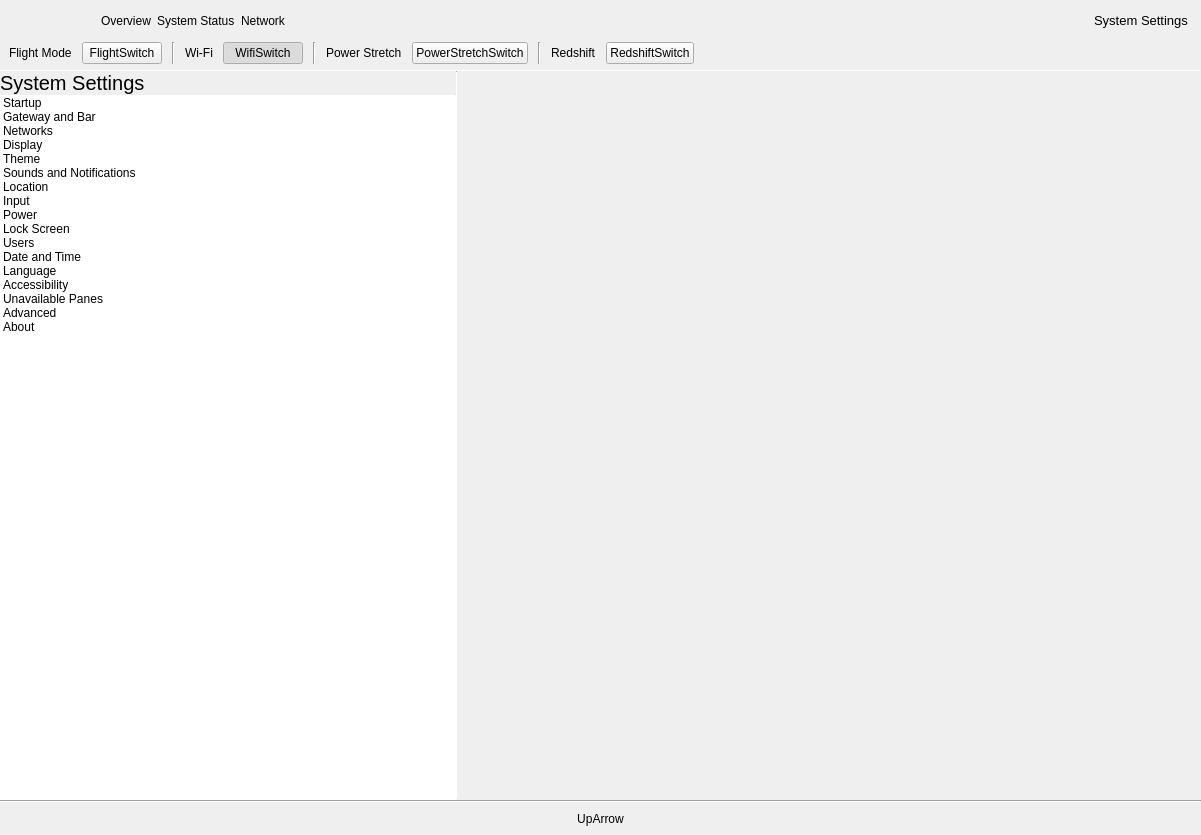
First picture: the form in shell/infopanedropdown.ui, repository vicr123/theshell, before the edit.
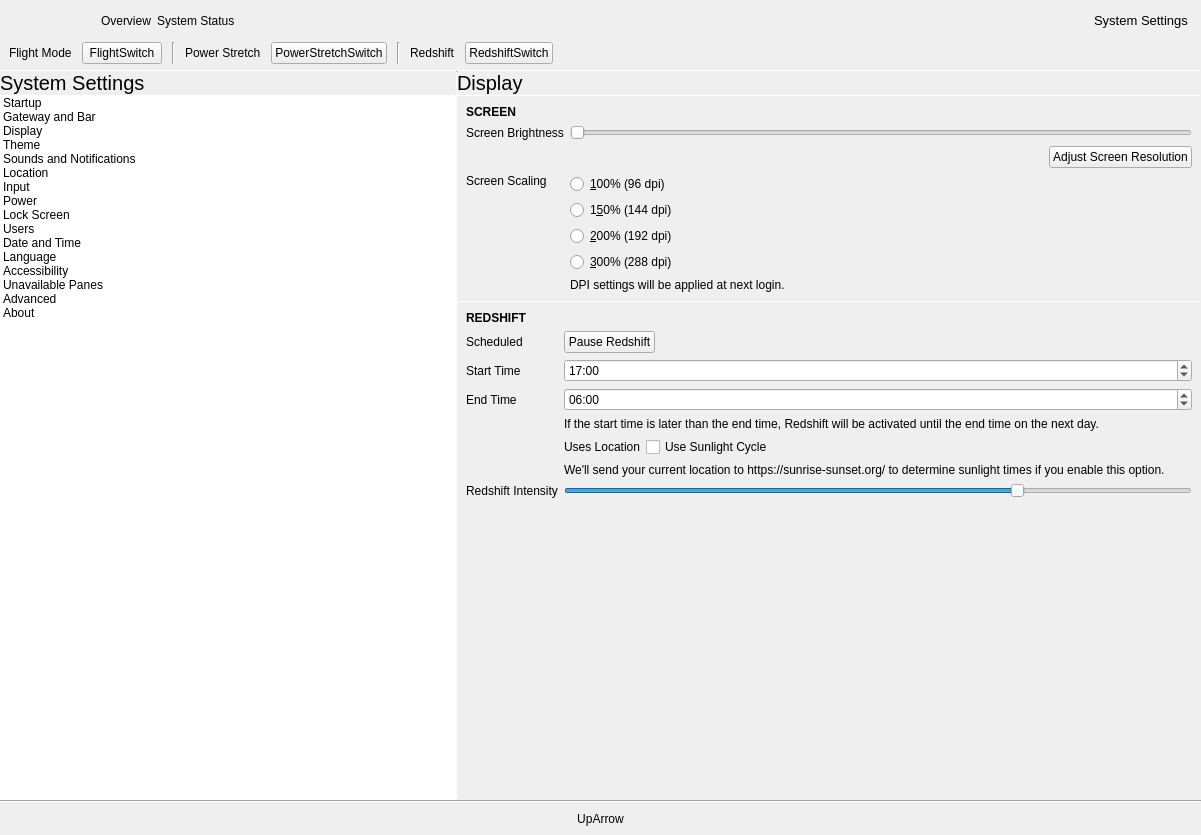
Second picture: the form after the edit. The open tabs and pages were chosen to show the change. Icons and pictures are not drawn. Custom widgets are drawn as their Qt base class.

Commit message: Move network pane to its own module

```diff
--- a/shell/infopanedropdown.ui
+++ b/shell/infopanedropdown.ui
@@ -14,7 +14,7 @@
    <string notr="true">theShellStatusCenter</string>
   </property>
   <property name="windowIcon">
-   <iconset theme="theshell" resource="../startsession/resources.qrc">
+   <iconset theme="theshell" resource="resources.qrc">
     <normaloff>:/icons/icon.svg</normaloff>:/icons/icon.svg</iconset>
   </property>
   <layout class="QVBoxLayout" name="verticalLayout_3">
@@ -131,13 +131,6 @@
              </property>
             </widget>
            </item>
-           <item>
-            <widget class="ClickableLabel" name="networkLabel">
-             <property name="text">
-              <string>Network</string>
-             </property>
-            </widget>
-           </item>
           </layout>
          </item>
          <item>
@@ -230,39 +223,6 @@
           </property>
          </widget>
         </item>
-        <item>
-         <widget class="QLabel" name="label_23">
-          <property name="enabled">
-           <bool>true</bool>
-          </property>
-          <property name="text">
-           <string>Wi-Fi</string>
-          </property>
-         </widget>
-        </item>
-        <item>
-         <widget class="Switch" name="WifiSwitch">
-          <property name="enabled">
-           <bool>true</bool>
-          </property>
-          <property name="text">
-           <string notr="true">WifiSwitch</string>
-          </property>
-          <property name="checkable">
-           <bool>true</bool>
-          </property>
-          <property name="checked">
-           <bool>true</bool>
-          </property>
-         </widget>
-        </item>
-        <item>
-         <widget class="Line" name="line_4">
-          <property name="orientation">
-           <enum>Qt::Vertical</enum>
-          </property>
-         </widget>
-        </item>
         <item>
          <widget class="QLabel" name="label_56">
           <property name="text">
@@ -335,7 +295,7 @@
    <item>
     <widget class="tStackedWidget" name="pageStack">
      <property name="currentIndex">
-      <number>2</number>
+      <number>1</number>
      </property>
      <widget class="QWidget" name="statusFrame">
       <property name="autoFillBackground">
@@ -579,35 +539,6 @@
        </item>
       </layout>
      </widget>
-     <widget class="QWidget" name="networkFrame">
-      <property name="autoFillBackground">
-       <bool>true</bool>
-      </property>
-      <layout class="QVBoxLayout" name="verticalLayout_2">
-       <property name="leftMargin">
-        <number>0</number>
-       </property>
-       <property name="topMargin">
-        <number>0</number>
-       </property>
-       <property name="rightMargin">
-        <number>0</number>
-       </property>
-       <property name="bottomMargin">
-        <number>0</number>
-       </property>
-       <item>
-        <widget class="NetworkWidget" name="NetworkManager" native="true">
-         <property name="sizePolicy">
-          <sizepolicy hsizetype="Preferred" vsizetype="Expanding">
-           <horstretch>0</horstretch>
-           <verstretch>0</verstretch>
-          </sizepolicy>
-         </property>
-        </widget>
-       </item>
-      </layout>
-     </widget>
      <widget class="QWidget" name="settingsFrame">
       <property name="autoFillBackground">
        <bool>true</bool>
@@ -761,15 +692,6 @@
                       <normaloff>.</normaloff>.</iconset>
                     </property>
                    </item>
-                   <item>
-                    <property name="text">
-                     <string>Networks</string>
-                    </property>
-                    <property name="icon">
-                     <iconset theme="preferences-system-network">
-                      <normaloff>.</normaloff>.</iconset>
-                    </property>
-                   </item>
                    <item>
                     <property name="text">
                      <string>Display</string>
@@ -927,7 +849,7 @@
              </sizepolicy>
             </property>
             <property name="currentIndex">
-             <number>14</number>
+             <number>2</number>
             </property>
             <widget class="QWidget" name="StartupSettings">
              <layout class="QVBoxLayout" name="verticalLayout_9">
@@ -1499,32 +1421,6 @@
               </item>
              </layout>
             </widget>
-            <widget class="QWidget" name="page_14">
-             <layout class="QVBoxLayout" name="verticalLayout_8">
-              <property name="leftMargin">
-               <number>0</number>
-              </property>
-              <property name="topMargin">
-               <number>0</number>
-              </property>
-              <property name="rightMargin">
-               <number>0</number>
-              </property>
-              <property name="bottomMargin">
-               <number>0</number>
-              </property>
-              <item>
-               <widget class="NetworkWidget" name="networkManagerSettings" native="true">
-                <property name="sizePolicy">
-                 <sizepolicy hsizetype="Preferred" vsizetype="Expanding">
-                  <horstretch>0</horstretch>
-                  <verstretch>0</verstretch>
-                 </sizepolicy>
-                </property>
-               </widget>
-              </item>
-             </layout>
-            </widget>
             <widget class="QWidget" name="DisplaySettings">
              <layout class="QVBoxLayout" name="verticalLayout_34">
               <property name="spacing">
@@ -5927,6 +5823,12 @@
   </layout>
  </widget>
  <customwidgets>
+  <customwidget>
+   <class>tStackedWidget</class>
+   <extends>QStackedWidget</extends>
+   <header location="global">tstackedwidget.h</header>
+   <container>1</container>
+  </customwidget>
   <customwidget>
    <class>ClickableLabel</class>
    <extends>QLabel</extends>
@@ -5941,15 +5843,6 @@
    <header>animatedstackedwidget.h</header>
    <container>1</container>
   </customwidget>
-  <customwidget>
-   <class>NetworkWidget</class>
-   <extends>QWidget</extends>
-   <header>networkmanager/networkwidget.h</header>
-   <container>1</container>
-   <slots>
-    <signal>networkAvailable(bool)</signal>
-   </slots>
-  </customwidget>
   <customwidget>
    <class>Switch</class>
    <extends>QPushButton</extends>
@@ -5964,12 +5857,6 @@
     <signal>exit()</signal>
    </slots>
   </customwidget>
-  <customwidget>
-   <class>tStackedWidget</class>
-   <extends>QStackedWidget</extends>
-   <header location="global">tstackedwidget.h</header>
-   <container>1</container>
-  </customwidget>
  </customwidgets>
  <resources>
   <include location="../startsession/resources.qrc"/>
```
Left out of the diff: 2 changed lines with no effect on the pictures. The commit also changes 47 other files.
